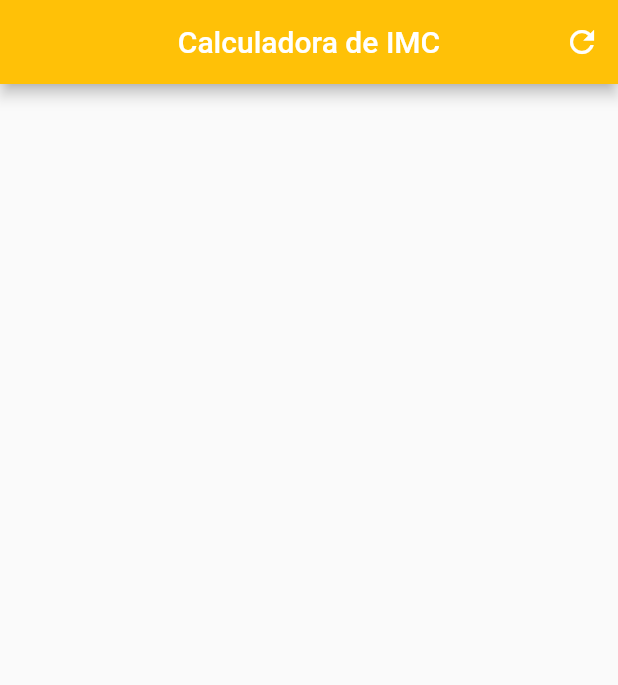
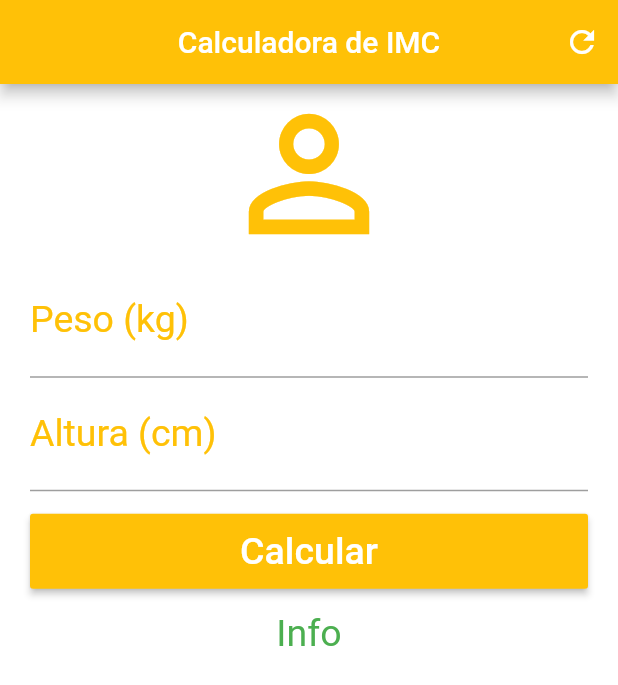
Before and after one commit to antoniofulg/bmi_calculator, a Flutter app: the screen it shows after launch, on a phone screen of 412 x 824 dp. Shown: the top 685 px of the screen. Run offline on Flutter 3.47's test engine with Material 2 defaults, Android fonts, the phone set to English and light mode, and no system bars.

Commit message:
Finished app layout

```diff
--- a/lib/main.dart
+++ b/lib/main.dart
@@ -1,9 +1,7 @@
 import 'package:flutter/material.dart';
 
 void main() {
-  runApp(MaterialApp(
-    home: Home()
-  ));
+  runApp(MaterialApp(home: Home()));
 }
 
 class Home extends StatefulWidget {
@@ -20,9 +18,53 @@ class _HomeState extends State<Home> {
         centerTitle: true,
         backgroundColor: Colors.amber,
         actions: <Widget>[
-          IconButton(icon: Icon(Icons.refresh),
-          onPressed: () {},)
+          IconButton(
+            icon: Icon(Icons.refresh),
+            onPressed: () {},
+          )
         ],
+      ),
+      backgroundColor: Colors.white,
+      body: SingleChildScrollView(
+        padding: EdgeInsets.fromLTRB(20, 0, 20, 0),
+        child: Column(
+          crossAxisAlignment: CrossAxisAlignment.stretch,
+          children: <Widget>[
+            Icon(Icons.person_outline, size: 120.0, color: Colors.amber),
+            TextField(
+                keyboardType: TextInputType.number,
+                decoration: InputDecoration(
+                    labelText: "Peso (kg)",
+                    labelStyle: TextStyle(color: Colors.amber)),
+                textAlign: TextAlign.center,
+                style: TextStyle(color: Colors.amber, fontSize: 25.0)
+            ),
+            TextField(
+                keyboardType: TextInputType.number,
+                decoration: InputDecoration(
+                    labelText: "Altura (cm)",
+                    labelStyle: TextStyle(color: Colors.amber)),
+                textAlign: TextAlign.center,
+                style: TextStyle(color: Colors.amber, fontSize: 25.0)
+            ),
+            Padding(
+              padding: EdgeInsets.only(top: 15, bottom: 15),
+              child: Container(
+                  height: 50.0,
+                  child: RaisedButton(
+                      onPressed: () {},
+                      child:
+                      Text("Calcular", style: TextStyle(color: Colors.white, fontSize: 25)),
+                      color: Colors.amber)
+              ),
+            ),
+            Text(
+              "Info",
+              textAlign: TextAlign.center,
+              style: TextStyle(color: Colors.green, fontSize: 25.0),
+            )
+          ],
+        )
       ),
     );
   }
```
